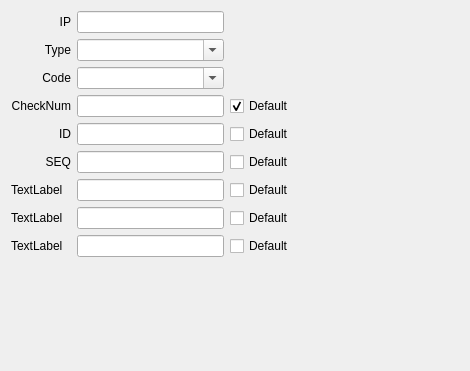
This is src/icmp_widget.ui in public0821/npg as Qt 5 draws it before an edit. The edited form follows.
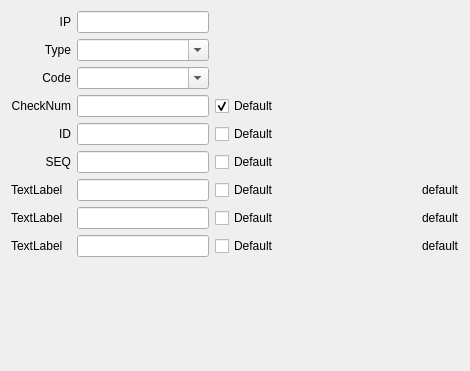
This is the edited form.

What changed in the file:
```diff
--- a/src/icmp_widget.ui
+++ b/src/icmp_widget.ui
@@ -117,7 +117,7 @@
    <item row="6" column="4">
     <widget class="QLabel" name="tipLable1">
      <property name="text">
-      <string/>
+      <string>default</string>
      </property>
     </widget>
    </item>
@@ -134,7 +134,7 @@
    <item row="7" column="4">
     <widget class="QLabel" name="tipLable2">
      <property name="text">
-      <string/>
+      <string>default</string>
      </property>
     </widget>
    </item>
@@ -151,7 +151,7 @@
    <item row="8" column="4">
     <widget class="QLabel" name="tipLable3">
      <property name="text">
-      <string/>
+      <string>default</string>
      </property>
     </widget>
    </item>
```
Left out of the diff: 70 changed lines with no effect on the pictures.
